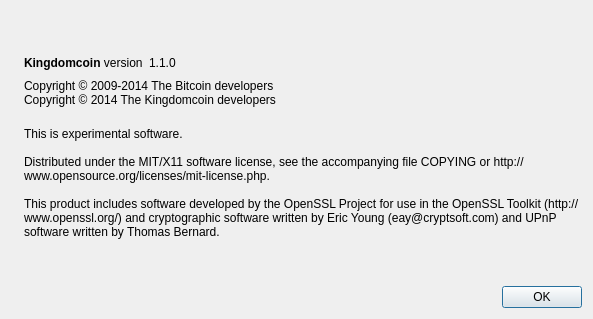
AltcoinKingdom/king, file src/qt/forms/aboutdialog.ui: the form before one commit.
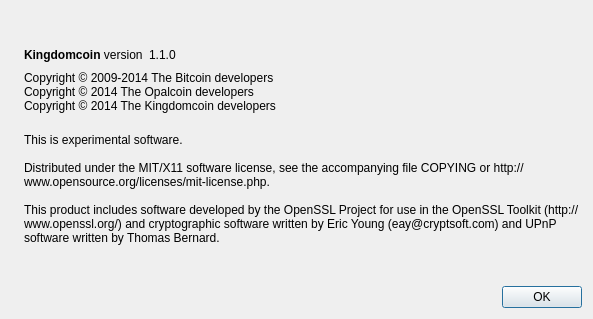
The form after the commit. Icons and pictures are not drawn.

Commit message: Fix copyright issues

Patch:
```diff
--- a/src/qt/forms/aboutdialog.ui
+++ b/src/qt/forms/aboutdialog.ui
@@ -92,6 +92,7 @@
        </property>
        <property name="text">
         <string>Copyright © 2009-2014 The Bitcoin developers
+Copyright © 2014 The Opalcoin developers
 Copyright © 2014 The Kingdomcoin developers</string>
        </property>
        <property name="textInteractionFlags">
```
The commit also changes 2 other files.
